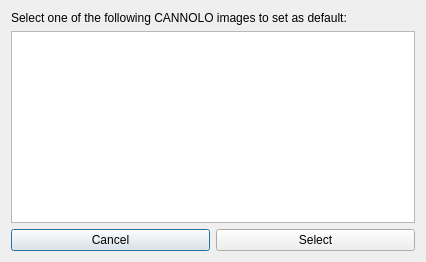
WEEE-Open/pesto, file assets/qt/SelectSystemDialog.ui: the form before one commit.
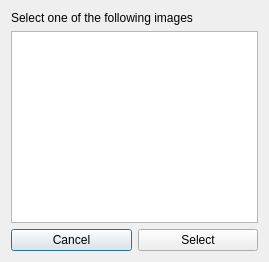
The form after the commit.

Commit message: Changed select system dialog text

```diff
--- a/assets/qt/SelectSystemDialog.ui
+++ b/assets/qt/SelectSystemDialog.ui
@@ -6,7 +6,7 @@
    <rect>
     <x>0</x>
     <y>0</y>
-    <width>426</width>
+    <width>269</width>
     <height>262</height>
    </rect>
   </property>
@@ -17,7 +17,7 @@
    <item>
     <widget class="QLabel" name="dialogLabel">
      <property name="text">
-      <string>Select one of the following CANNOLO images to set as default:</string>
+      <string>Select one of the following images</string>
      </property>
     </widget>
    </item>
```
